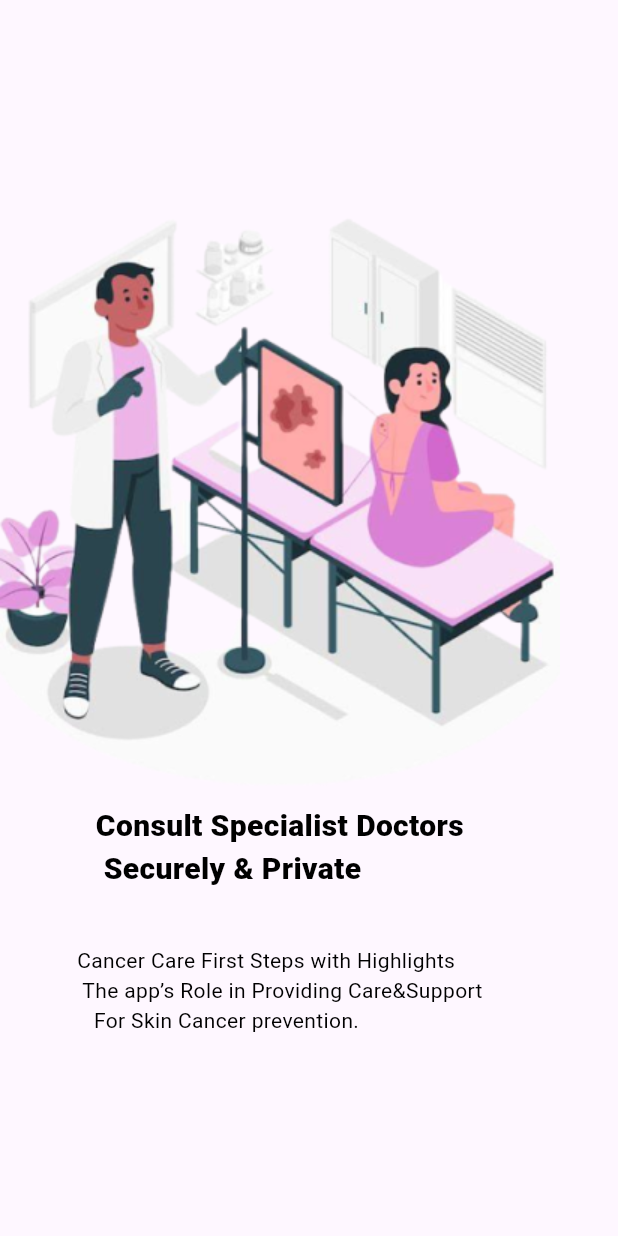
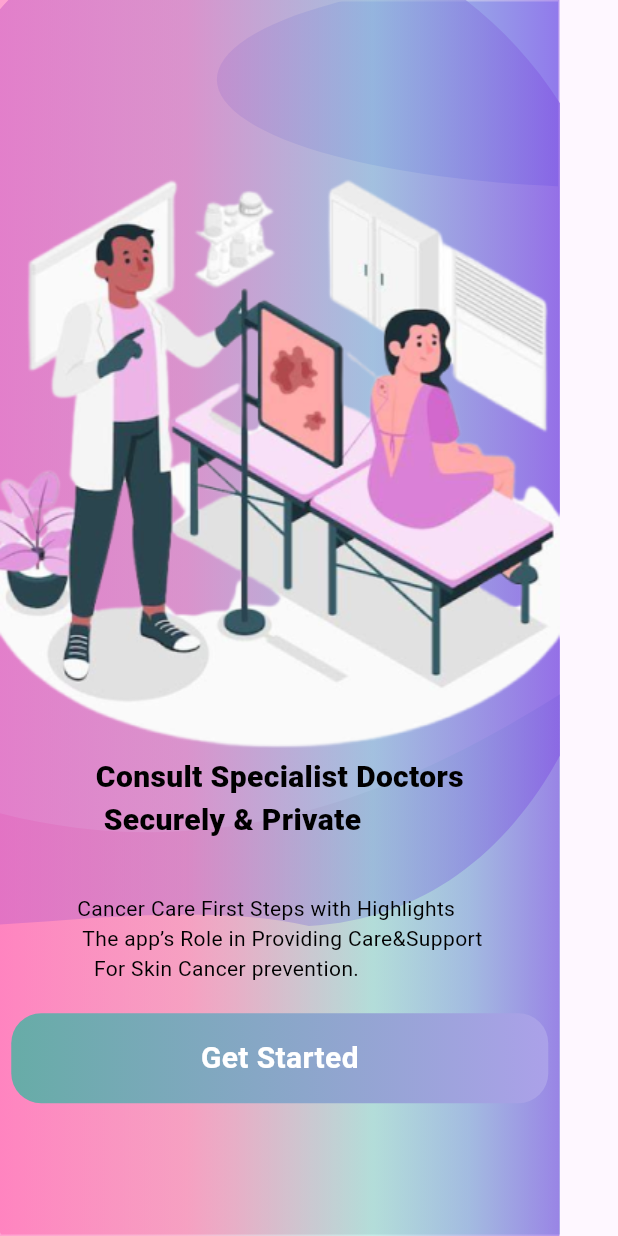
Before and after one commit to abdallah116294/Skin-Cancer-Project, a Flutter app: the screen it shows after launch, on a phone screen of 412 x 824 dp. Run offline on Flutter 3.47's test engine with Material 3 defaults, Android fonts, the phone set to English and light mode, and no system bars; our stand-ins replace lottie.

Commit message:
chore:Update onboarding

```diff
--- a/mobile/lib/features/onBoarding/on_boarding_screen.dart
+++ b/mobile/lib/features/onBoarding/on_boarding_screen.dart
@@ -10,21 +10,47 @@ class OnBoardingScreen extends StatelessWidget {
 
   @override
   Widget build(BuildContext context) {
-    return  Container(
+    return  Scaffold(
+        body: Stack(
+      children: [
+        Positioned(
+            bottom: 1,
+            child: ClipPath(
+              clipper: CustomClipPath3(),
+              child: Container(
+                width: 468.43,
+                height: 419.26,
                 decoration: BoxDecoration(
-          gradient: LinearGradient(colors: AppColor.onBoardingColor,begin: Alignment.centerRight,end: Alignment.centerLeft)
+                    gradient: LinearGradient(colors: AppColor.onBoardingColor)),
               ),
-      child: const Scaffold(
-        body: Column(
+            )),
+        Positioned(
+            top: 1,
+            right: 1,
+            child: ClipPath(
+              clipper: CustomClipPath2(),
+              child: Container(
+                width: 338,
+                height: 180,
+                decoration: const BoxDecoration(color: AppColor.onBoarding2),
+              ),
+            )),
+        CustomPaint(
+          painter: RPSCustomPainter(),
+          child: Container(
+            decoration: BoxDecoration(
+                gradient: LinearGradient(
+                    colors: AppColor.onBoardingColor,)),
+            child: Column(
               crossAxisAlignment: CrossAxisAlignment.center,
               mainAxisAlignment: MainAxisAlignment.center,
               children: [
-            Image(
-              image: AssetImage(AssetsManager.onBoarding),width: 373,height: 415,),
-            SizedBox(
-              height: 7,
+                const Image(
+                  image: AssetImage(AssetsManager.onBoarding),
+                  width: 373,
+                  height: 415,
                 ),
-            Text(
+                const Text(
                   StringManager.onboarding1,
                   style: TextStyle(
                       color: AppColor.textonBoardingColo,
@@ -32,21 +58,43 @@ class OnBoardingScreen extends StatelessWidget {
                       fontWeight: FontWeight.w800,
                       fontSize: 20),
                 ),
-               SizedBox(
-              height: 7,
+                const SizedBox(
+                  height: 5,
                 ),
-            Text(
+                const Text(
                   StringManager.onBoarding2,
                   style: TextStyle(
                       color: AppColor.textonBoardingColo,
                       overflow: TextOverflow.clip,
                       fontWeight: FontWeight.w400,
                       fontSize: 14),
+                ),
+                InkWell(
+                  onTap: () {
+                    Navigator.pushNamed(context, Routes.choseUserRoutes);
+                  },
+                  child: Container(
+                    width: 358,
+                    height: 60,
+                    decoration: BoxDecoration(
+                        borderRadius: BorderRadius.circular(20),
+                        gradient: LinearGradient(colors: AppColor.btnGradient)),
+                    child: const Center(
+                      child: Text(
+                        StringManager.getStarted,
+                        style: TextStyle(
+                            color: Colors.white,
+                            fontWeight: FontWeight.w700,
+                            fontSize: 20),
+                      ),
+                    ),
+                  ),
                 )
-
               ],
             ),
           ),
-    );
+        )
+      ],
+    ));
   }
 }
```
Lines whose indentation alone changed are shown as unchanged.
